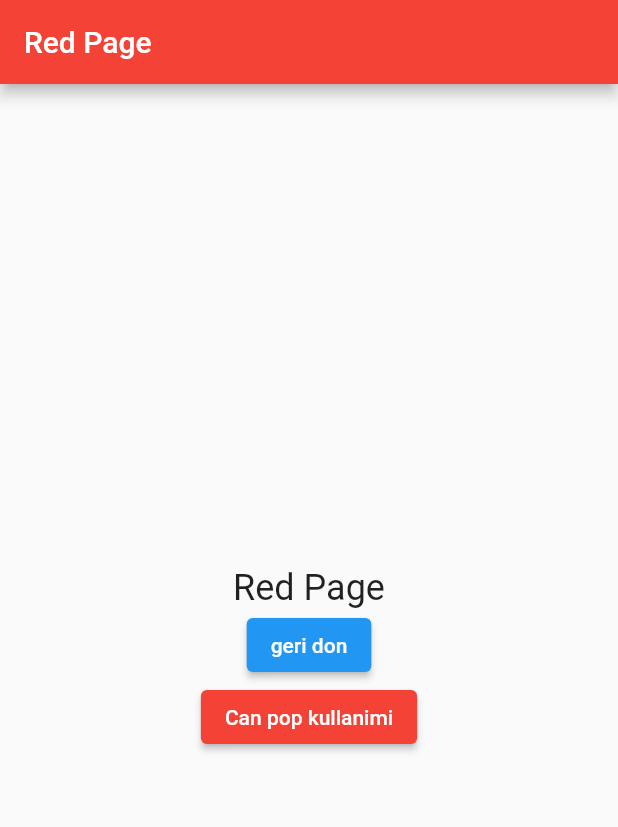
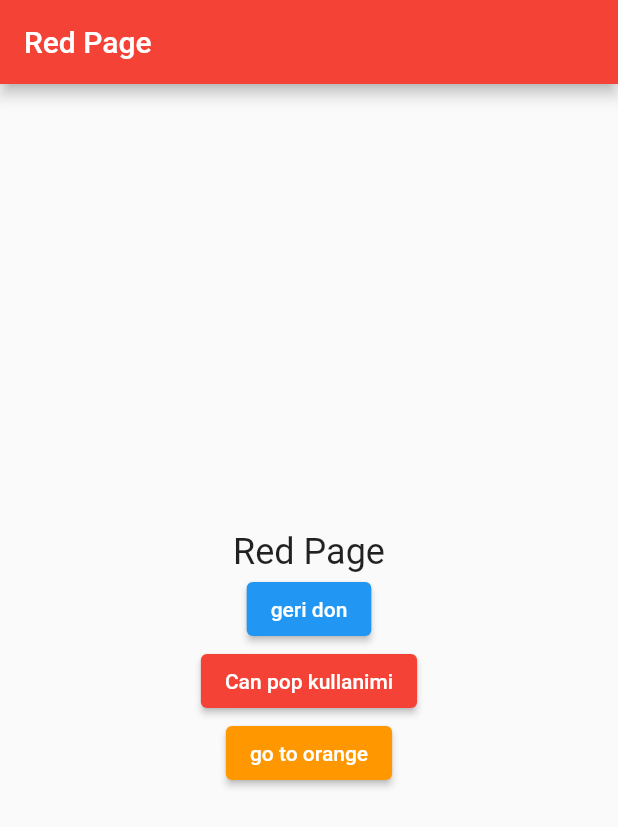
Before and after one commit to nemet92/Navigator_udemy, a Flutter app: the screen it shows after launch, after a tap on "Kirmizi sayfaya kec ios", on a phone screen of 412 x 824 dp. Shown: the top 827 px of the screen. Run offline on Flutter 3.47's test engine with Material 2 defaults, Android fonts, the light colour scheme and no system bars.

Commit message:
Navigator pushNamed

```diff
--- a/lib/main.dart
+++ b/lib/main.dart
@@ -1,6 +1,7 @@
 import 'package:flutter/cupertino.dart';
 import 'package:flutter/material.dart';
 import 'package:navigation_udeny/green_page.dart';
+import 'package:navigation_udeny/orange_page.dart';
 import 'package:navigation_udeny/red_page.dart';
 
 void main() {
@@ -12,10 +13,24 @@ class MyApp extends StatelessWidget {
 
   @override
   Widget build(BuildContext context) {
-    return const MaterialApp(
-        debugShowCheckedModeBanner: false,
-        title: 'Navigator lesson',
-        home: HomePage());
+    return MaterialApp(
+      routes: {
+        '/': (context) => const HomePage(),
+        'redPage': ((context) => RedPage()),
+        '/orangePage': (context) => const OrangePage()
+      },
+      //bu hisse olmayan sehife olduqda kecid edilecek
+      onUnknownRoute: ((settings) => MaterialPageRoute(
+          builder: ((context) => Scaffold(
+                appBar: AppBar(
+                  title: const Text("Error"),
+                ),
+                body: const Center(child: Text("Error 404")),
+              )))),
+      debugShowCheckedModeBanner: false,
+      title: 'Navigator lesson',
+      // home: const HomePage()
+    );
   }
 }
 
@@ -72,6 +87,12 @@ class HomePage extends StatelessWidget {
                       builder: (context) => const GreenPage()));
                 },
                 child: const Text("Push Replacment")),
+            ElevatedButton(
+                style: ElevatedButton.styleFrom(backgroundColor: Colors.red),
+                onPressed: () {
+                  Navigator.pushNamed(context, 'redPage');
+                },
+                child: const Text("PushNamed kullanimi")),
           ],
         ),
       ),
--- a/lib/red_page.dart
+++ b/lib/red_page.dart
@@ -48,6 +48,13 @@ class RedPage extends StatelessWidget {
                     }
                   },
                   child: const Text("Can pop kullanimi")),
+              ElevatedButton(
+                  style:
+                      ElevatedButton.styleFrom(backgroundColor: Colors.orange),
+                  onPressed: () {
+                    Navigator.pushNamed(context, '/orangePage');
+                  },
+                  child: const Text("go to orange")),
             ],
           )),
     );
```
